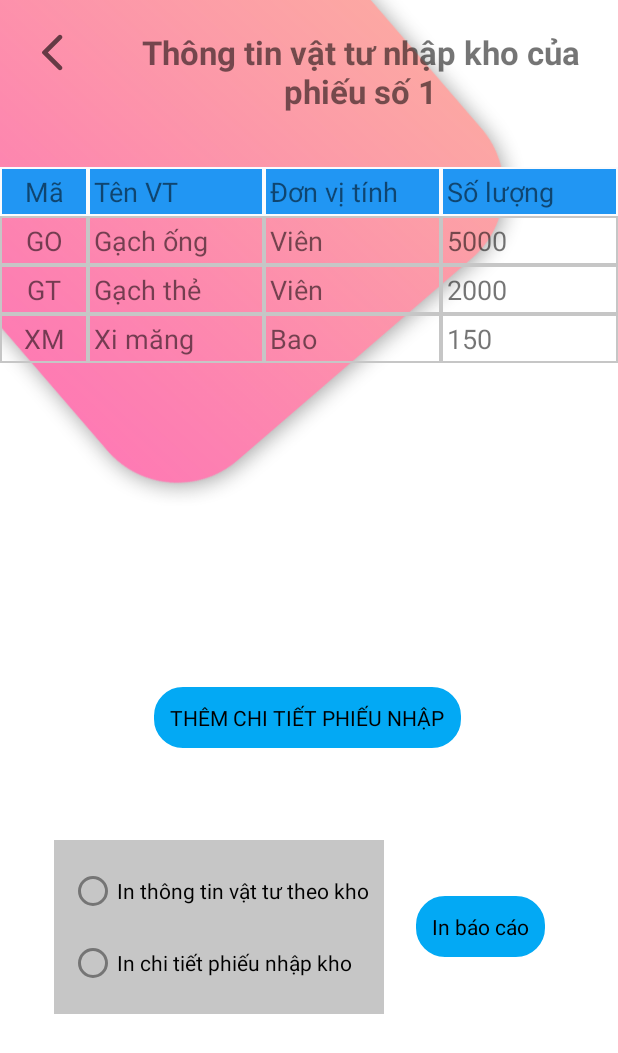
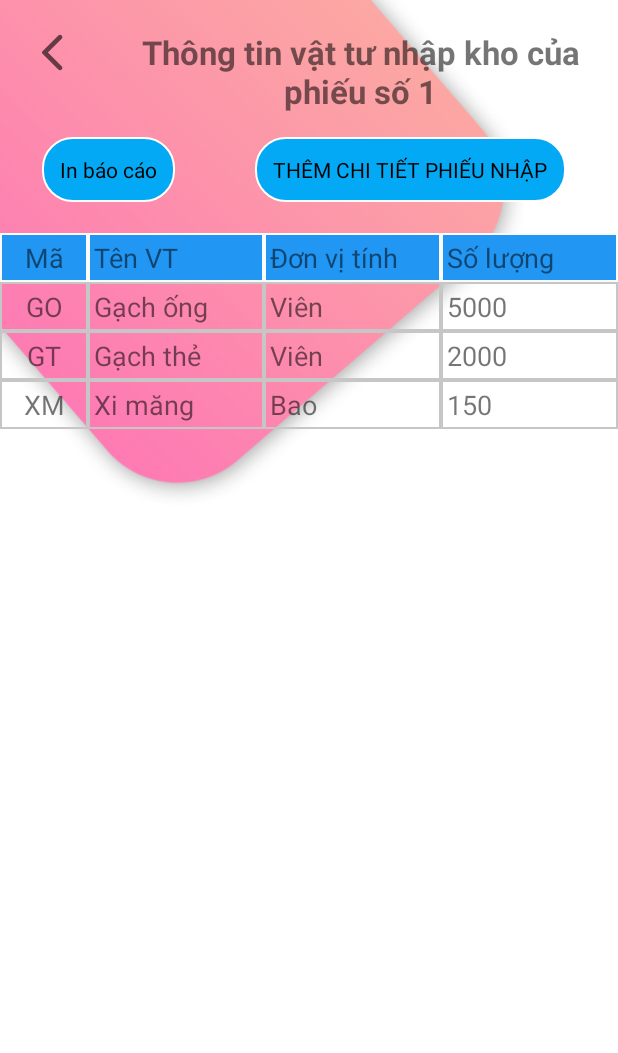
Before and after one commit to lvsang1504/App-Quan-Ly-Nhap-Kho, an Android app: the PhieuNhapActivity screen opened directly, with no data from a screen before it, after a tap on an icon or button, on a phone screen of 412 x 824 dp. Shown: the top 1053 px of the screen. Run offline under Robolectric (Android 15) with nearby library versions, the phone set to English and light mode, and no system bars.

Commit message:
ui chi tiet pn

```diff
--- a/app/src/main/java/com/nhom2/qly_nhap_kho/ChartActivity.java
+++ b/app/src/main/java/com/nhom2/qly_nhap_kho/ChartActivity.java
@@ -50,7 +50,7 @@ public class ChartActivity extends AppCompatActivity {
         getBarEntries();
 
         // creating a new bar data set.
-        barDataSet = new BarDataSet(barEntriesArrayList, "labels");
+        barDataSet = new BarDataSet(barEntriesArrayList, "");
 
         // creating a new bar data and
         // passing our bar data set.
@@ -69,7 +69,7 @@ public class ChartActivity extends AppCompatActivity {
 
         // setting text size
         barDataSet.setValueTextSize(16f);
-        barChart.getDescription().setEnabled(true);
+        barChart.getDescription().setEnabled(false);
     }
 
     private void getBarEntries() {
--- a/app/src/main/java/com/nhom2/qly_nhap_kho/ChiTietPhieuNhapActivity.java
+++ b/app/src/main/java/com/nhom2/qly_nhap_kho/ChiTietPhieuNhapActivity.java
@@ -119,8 +119,6 @@ public class ChiTietPhieuNhapActivity extends AppCompatActivity {
     }
 
     private void setControl() {
-        radioButton1 = findViewById(R.id.rdInVatTu);
-        radioButton2 = findViewById(R.id.rdInPhieuNhap);
         txtTitle = findViewById(R.id.txtTitle);
         buttonReport = findViewById(R.id.buttonReport);
         btn_them_chi_tiet_pn = findViewById(R.id.btn_them_chi_tiet_pn);
--- a/app/src/main/java/com/nhom2/qly_nhap_kho/KhoActivity.java
+++ b/app/src/main/java/com/nhom2/qly_nhap_kho/KhoActivity.java
@@ -23,8 +23,10 @@ import android.view.KeyEvent;
 import android.view.LayoutInflater;
 import android.view.View;
 import android.view.Window;
+import android.widget.AdapterView;
 import android.widget.Button;
 import android.widget.EditText;
+import android.widget.ListView;
 import android.widget.TextView;
 import android.widget.Toast;
 
@@ -45,7 +47,6 @@ public class KhoActivity extends AppCompatActivity {
     Kho kho;
     FloatingActionButton floatingActionButtonKho;
     EditText editTextSearchKho;
-
     @Override
     protected void onCreate(Bundle savedInstanceState) {
         super.onCreate(savedInstanceState);
@@ -230,7 +231,7 @@ public class KhoActivity extends AppCompatActivity {
         Dialog dialog = new Dialog(this);
         dialog.requestWindowFeature(Window.FEATURE_NO_TITLE);
         dialog.setContentView(R.layout.dialog_suakho);
-        dialog.getWindow().setBackgroundDrawable(new ColorDrawable(Color.TRANSPARENT));
+        //dialog.getWindow().setBackgroundDrawable(new ColorDrawable(Color.TRANSPARENT));
 
 
         //anh xa
--- a/app/src/main/java/com/nhom2/qly_nhap_kho/PhieuNhapActivity.java
+++ b/app/src/main/java/com/nhom2/qly_nhap_kho/PhieuNhapActivity.java
@@ -144,12 +144,13 @@ public class PhieuNhapActivity extends AppCompatActivity {
                 Toast.makeText(PhieuNhapActivity.this, "Phiếu nhập có vật tư nên không thể xóa", Toast.LENGTH_SHORT).show();
                 return;
             }
-            Toast.makeText(PhieuNhapActivity.this, "Xóa thành công " + arrayPhieuNhap.get(position).getSoPhieu(), Toast.LENGTH_SHORT).show();
+
             //Remove swiped item from list and notify the RecyclerView
 
             helper.QueryData("DELETE FROM PhieuNhap WHERE SoPhieu='" + arrayPhieuNhap.get(position).getSoPhieu() + "'");
             arrayPhieuNhap.remove(position);
             phieuNhapAdapter.notifyDataSetChanged();
+            Toast.makeText(PhieuNhapActivity.this, "Xóa thành công " + arrayPhieuNhap.get(position).getSoPhieu(), Toast.LENGTH_SHORT).show();
         }
 
         @Override
--- a/app/src/main/java/com/nhom2/qly_nhap_kho/adapter/TableViewAdapter.java
+++ b/app/src/main/java/com/nhom2/qly_nhap_kho/adapter/TableViewAdapter.java
@@ -66,7 +66,7 @@ public class TableViewAdapter extends RecyclerView.Adapter {
             rowViewHolder.txtSL.setBackgroundResource(R.drawable.table_content_cell_bg);
 
             rowViewHolder.txtMaVt.setText(modal.maVT + "");
-            rowViewHolder.txtTenVT.setText(modal.tenVT);
+            rowViewHolder.txtTenVT.setText(modal.tenVT+"");
             rowViewHolder.txtDvt.setText(modal.DVT + "");
             rowViewHolder.txtSL.setText(modal.soLuong + "");
         }
--- a/app/src/main/res/layout/activity_chi_tiet_phieu_nhap.xml
+++ b/app/src/main/res/layout/activity_chi_tiet_phieu_nhap.xml
@@ -61,7 +61,7 @@
         android:layout_height="313dp"
         android:layout_below="@+id/llViewTitle"
         android:layout_centerHorizontal="true"
-        android:layout_marginTop="20dp"
+        android:layout_marginTop="64dp"
         android:layout_weight="5"
         app:layout_constraintEnd_toEndOf="parent"
         app:layout_constraintHorizontal_bias="0.0"
@@ -81,16 +81,15 @@
         android:id="@+id/btn_them_chi_tiet_pn"
         android:layout_width="wrap_content"
         android:layout_height="wrap_content"
-        android:layout_marginTop="32dp"
         android:background="@drawable/background_button_yes"
+        android:padding="12dp"
         android:text="Thêm chi tiết phiếu nhập"
         android:textAllCaps="true"
-        android:padding="12dp"
         android:textColor="@color/black"
         app:layout_constraintEnd_toEndOf="parent"
-        app:layout_constraintHorizontal_bias="0.496"
+        app:layout_constraintHorizontal_bias="0.829"
         app:layout_constraintStart_toStartOf="parent"
-        app:layout_constraintTop_toBottomOf="@+id/scrollView" />
+        app:layout_constraintTop_toBottomOf="@+id/llViewTitle" />
 
     <LinearLayout
         android:layout_width="wrap_content"
@@ -103,41 +102,22 @@
         app:layout_constraintStart_toStartOf="parent"
         app:layout_constraintTop_toBottomOf="@+id/btn_them_chi_tiet_pn">
 
-        <RadioGroup
-            android:id="@+id/myRadioGroup"
-            android:layout_width="wrap_content"
-            android:layout_height="wrap_content"
-            android:layout_below="@id/scrollView"
-            android:layout_margin="20dp"
-            android:layout_weight="3"
-            android:background="@color/grey"
-            android:checkedButton="@+id/sound"
-            android:padding="10dp">
-
-            <RadioButton
-                android:id="@+id/rdInVatTu"
-                android:layout_width="wrap_content"
-                android:layout_height="wrap_content"
-                android:outlineSpotShadowColor="@color/black"
-                android:text="In thông tin vật tư theo kho" />
-
-            <RadioButton
-                android:id="@+id/rdInPhieuNhap"
-                android:layout_width="wrap_content"
-                android:layout_height="wrap_content"
-                android:text="In chi tiết phiếu nhập kho" />
-        </RadioGroup>
+    </LinearLayout>
 
     <TextView
-            android:padding="12dp"
         android:id="@+id/buttonReport"
         android:layout_width="wrap_content"
         android:layout_height="wrap_content"
+        android:layout_marginStart="28dp"
         android:background="@drawable/background_button_yes"
+        android:padding="12dp"
         android:text="In báo cáo"
         android:textAllCaps="false"
-            android:textColor="@color/black" />
-    </LinearLayout>
+        android:textColor="@color/black"
+        app:layout_constraintBottom_toBottomOf="@+id/btn_them_chi_tiet_pn"
+        app:layout_constraintStart_toStartOf="parent"
+        app:layout_constraintTop_toTopOf="@+id/btn_them_chi_tiet_pn"
+        app:layout_constraintVertical_bias="0.0" />
 
 
 </androidx.constraintlayout.widget.ConstraintLayout>
```
Also changed, not shown: app/src/main/java/com/nhom2/qly_nhap_kho/NhapKhoHelper.java (+12 -12 lines). Lines whose indentation alone changed are shown as unchanged.
